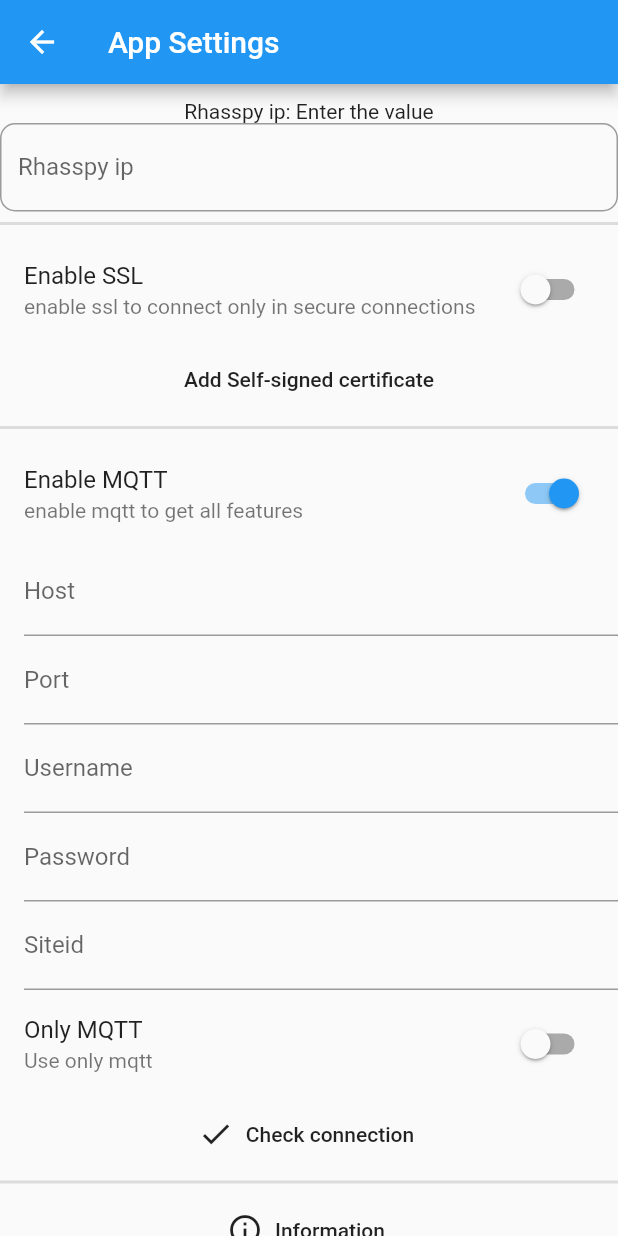
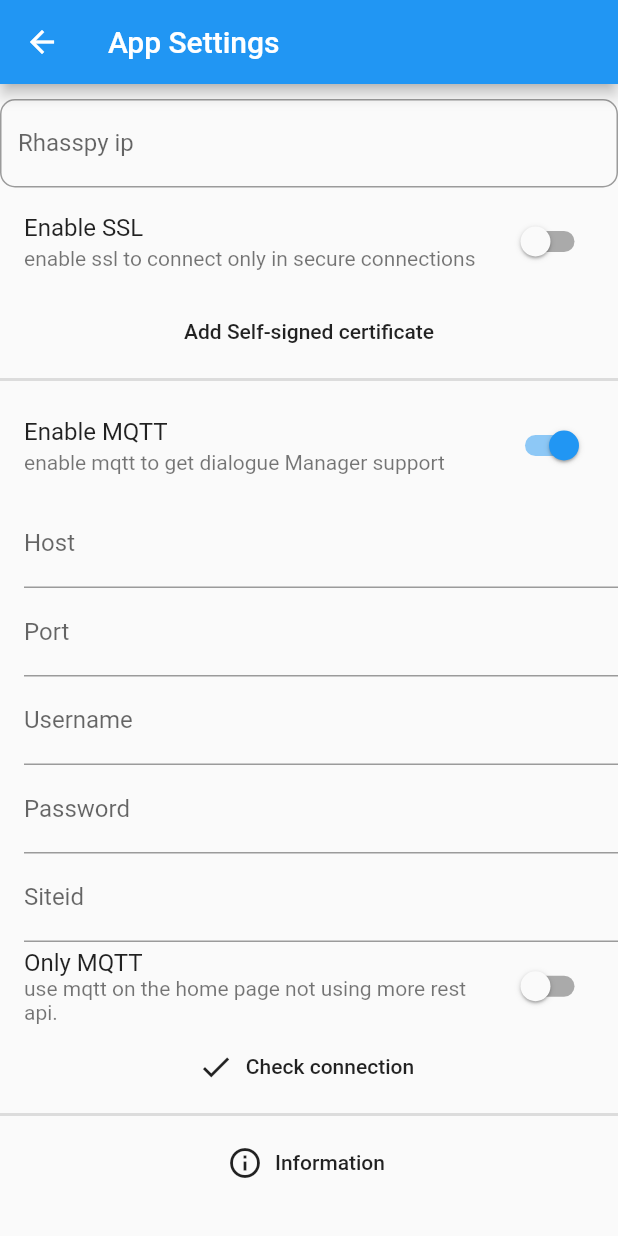
Before and after one commit to razzo04/rhasspy-mobile-app, a Flutter app: the AppSettings screen opened by its route, after a tap on "Enable MQTT", on a phone screen of 412 x 824 dp. Run offline on Flutter 3.47's test engine with Material 2 defaults, Android fonts, the phone set to English and light mode, and no system bars; our stand-ins replace audioplayers, dio, file_picker, flushbar, permission_handler, shared_preferences; missing offline and left inert: flutter_audio_recorder, mqtt_client; accounts and stored records are empty.

Commit message:
Improvements and fixes. * fix audio transcription for mqtt * added control when entering the ip of rhasspy if there is no port is set to the default 12101. * added message warning when mqtt credentials are wrong. * added message when no one handles an intent.

```diff
--- a/lib/screens/AppSettings.dart
+++ b/lib/screens/AppSettings.dart
@@ -1,5 +1,4 @@
 import 'dart:io';
-import 'package:provider/provider.dart';
 import 'package:file_picker/file_picker.dart';
 import 'package:flushbar/flushbar_helper.dart';
 import 'package:flutter/material.dart';
@@ -17,35 +16,46 @@
 }
 
 class _AppSettingsState extends State<AppSettings> {
-  TextEditingController textEditingControllerRhasspyip;
-  SharedPreferences prefs;
-  String rhasspyIp;
+  Future<SharedPreferences> _prefs = SharedPreferences.getInstance();
+  TextEditingController rhasspyIpController;
   RhasspyMqttApi rhasspyMqtt;
   final _formKey = GlobalKey<FormState>();
 
   @override
   Widget build(BuildContext context) {
-    _fillData();
     return Scaffold(
       appBar: AppBar(
         title: Text("App Settings"),
       ),
-      body: SingleChildScrollView(
+      body: FutureBuilder(
+          future: _prefs,
+          builder: (BuildContext context,
+              AsyncSnapshot<SharedPreferences> snapshot) {
+
+            if (snapshot.hasData) {
+              SharedPreferences prefs = snapshot.data;
+              rhasspyIpController = TextEditingController(text: prefs.getString("Rhasspyip") ?? "");
+              return SingleChildScrollView(
                 child: Column(
                   children: <Widget>[
                     SizedBox(
                       width: 10,
                       height: 10,
                     ),
-            Text(
-                "Rhasspy ip: ${rhasspyIp == null || rhasspyIp == "" ? "Enter the value" : rhasspyIp}"),
-            TextField(
-              controller: textEditingControllerRhasspyip,
+                    TextFormField(
                       readOnly: false,
-              onSubmitted: (String value) async {
+                      controller: rhasspyIpController,
+                      onFieldSubmitted: (String value) async {
+                        if (!value.contains(":")) {
+                          value += ":12101";
+                          setState(() {
+                            rhasspyIpController.text = value;
+                          });
+                        }
                         String ip = value.split(":").first;
                         int port = int.parse(value.split(":").last);
-                RhasspyApi rhasspy = RhasspyApi(ip, port, prefs.getBool("SSL"),
+                        RhasspyApi rhasspy = RhasspyApi(
+                            ip, port, prefs.getBool("SSL"),
                             pemCertificate: prefs.getString("PEMCertificate"));
                         if (!(await rhasspy.checkConnection())) {
                           FlushbarHelper.createError(
@@ -65,28 +75,29 @@
                         labelText: "Rhasspy ip",
                         border: OutlineInputBorder(
                             borderSide: BorderSide(width: 1),
-                    borderRadius: BorderRadius.all(Radius.circular(10))),
+                            borderRadius:
+                                BorderRadius.all(Radius.circular(10))),
                       ),
                     ),
-            Divider(
-              thickness: 2,
-            ),
                     SwitchListTile.adaptive(
-              value: prefs != null ? prefs.getBool("SSL") ?? false : false,
+                      value:
+                          prefs.getBool("SSL") ?? false,
                       onChanged: (bool value) {
+                        setState(() {
                           prefs.setBool("SSL", value);
+                        });
                       },
                       title: Text("Enable SSL"),
-              subtitle:
-                  Text("enable ssl to connect only in secure connections"),
+                      subtitle: Text(
+                          "enable ssl to connect only in secure connections"),
                     ),
                     FlatButton(
                       onPressed: () async {
                         if (await Permission.storage.request().isGranted) {
                           File certificate = await FilePicker.getFile();
                           if (certificate != null) {
-                    prefs.setString(
-                        "PEMCertificate", certificate.readAsStringSync());
+                            prefs.setString("PEMCertificate",
+                                certificate.readAsStringSync());
                             FlushbarHelper.createSuccess(
                                     message: "certificate added correctly")
                                 .show(context);
@@ -103,7 +114,7 @@
                     Divider(
                       thickness: 2,
                     ),
-            _buildMqttWidget(),
+                    _buildMqttWidget(prefs),
                     Divider(
                       thickness: 2,
                     ),
@@ -118,25 +129,15 @@
                     ),
                   ],
                 ),
-      ),
+              );
+            } else {
+              return CircularProgressIndicator();
+            }
+          }),
     );
   }
 
-  _fillData() async {
-    prefs = await SharedPreferences.getInstance();
-    if (!prefs.containsKey("Rhasspyip")) {
-      setState(() {
-        rhasspyIp = "Enter the value";
-      });
-    } else {
-      setState(() {
-        rhasspyIp = prefs.getString("Rhasspyip");
-      });
-    }
-  }
-
-  Widget _buildMqttWidget() {
-    if (prefs != null) {
+  Widget _buildMqttWidget(SharedPreferences prefs) {
     if (prefs.getBool("MQTT") != null && prefs.getBool("MQTT")) {
       return Form(
         key: _formKey,
@@ -150,7 +151,7 @@
                 });
               },
               title: Text("Enable MQTT"),
-                subtitle: Text("enable mqtt to get all features"),
+              subtitle: Text("enable mqtt to get dialogue Manager support"),
             ),
             Padding(
               padding: const EdgeInsets.only(left: 16),
@@ -240,20 +241,18 @@
               ),
             ),
             SwitchListTile.adaptive(
-                value:
-                    prefs != null ? prefs.getBool("MQTTONLY") ?? false : false,
+              value: prefs != null ? prefs.getBool("MQTTONLY") ?? false : false,
               onChanged: (bool value) {
                 setState(() {
                   prefs.setBool("MQTTONLY", value);
                 });
               },
               title: Text("Only MQTT"),
-                subtitle: Text("Use only mqtt"),
+              subtitle: Text("use mqtt on the home page not using more rest api."),
             ),
             FlatButton.icon(
               onPressed: () async {
                 _formKey.currentState.save();
-                  print("Check conessione");
                 rhasspyMqtt = RhasspyMqttApi(
                   prefs.getString("MQTTHOST"),
                   prefs.getInt("MQTTPORT"),
@@ -276,7 +275,7 @@
                   FlushbarHelper.createError(message: "incorrect credentials")
                       .show(context);
                 }
-                  rhasspyMqtt.disconnect();
+                if(rhasspyMqtt != null) rhasspyMqtt.disconnect();
                 rhasspyMqtt = null;
               },
               icon: Icon(Icons.check),
@@ -285,20 +284,23 @@
           ],
         ),
       );
-      }
+    } else {
       return SwitchListTile.adaptive(
-        value: prefs != null ? prefs.getBool("MQTT") ?? false : false,
+        value: prefs.getBool("MQTT") ?? false,
         onChanged: (bool value) {
           setState(() {
             prefs.setBool("MQTT", value);
           });
         },
         title: Text("Enable MQTT"),
-        subtitle: Text("enable mqtt to get all features"),
+        subtitle: Text("enable mqtt to get dialogue Manager support"),
       );
     }
   }
-
+@override
+  void initState() {
+    super.initState();
+  }
   @override
   void dispose() {
     super.dispose();
--- a/pubspec.yaml
+++ b/pubspec.yaml
@@ -15,7 +15,7 @@
 # In iOS, build-name is used as CFBundleShortVersionString while build-number used as CFBundleVersion.
 # Read more about iOS versioning at
 # https://developer.apple.com/library/archive/documentation/General/Reference/InfoPlistKeyReference/Articles/CoreFoundationKeys.html
-version: 1.1.0+1
+version: 1.2.1+1
 
 environment:
   sdk: ">=2.7.0 <3.0.0"
```
Also changed, not shown: lib/screens/HomePage.dart (+43 -12 lines), lib/utilits/RhasspyMqttApi.dart (+36 -10 lines). Lines whose indentation alone changed are shown as unchanged.
